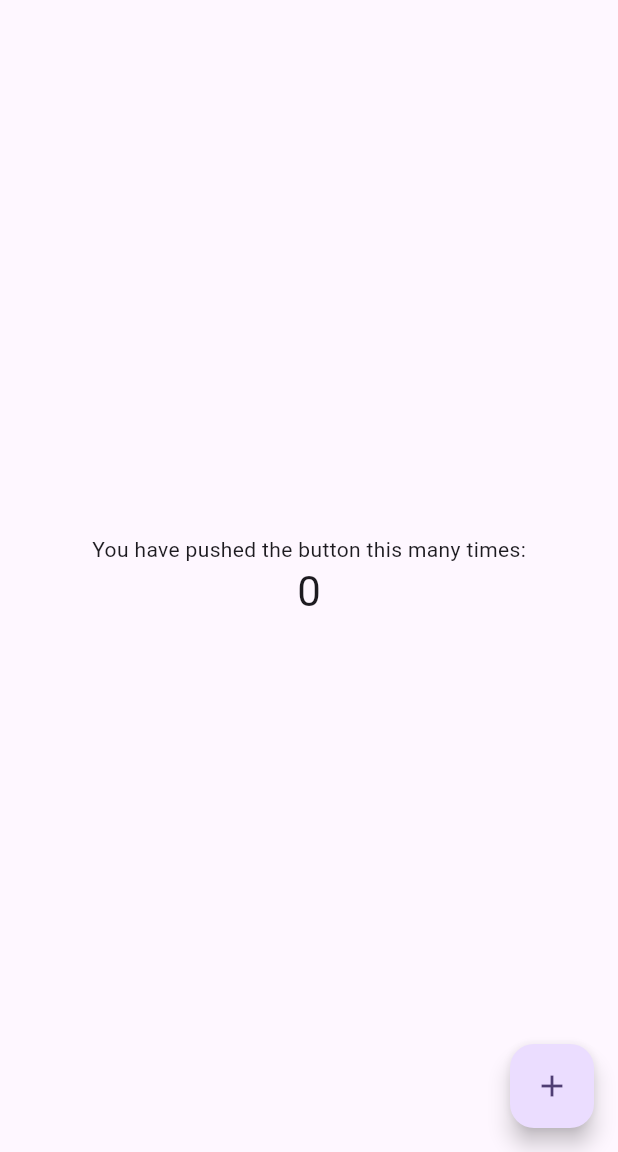
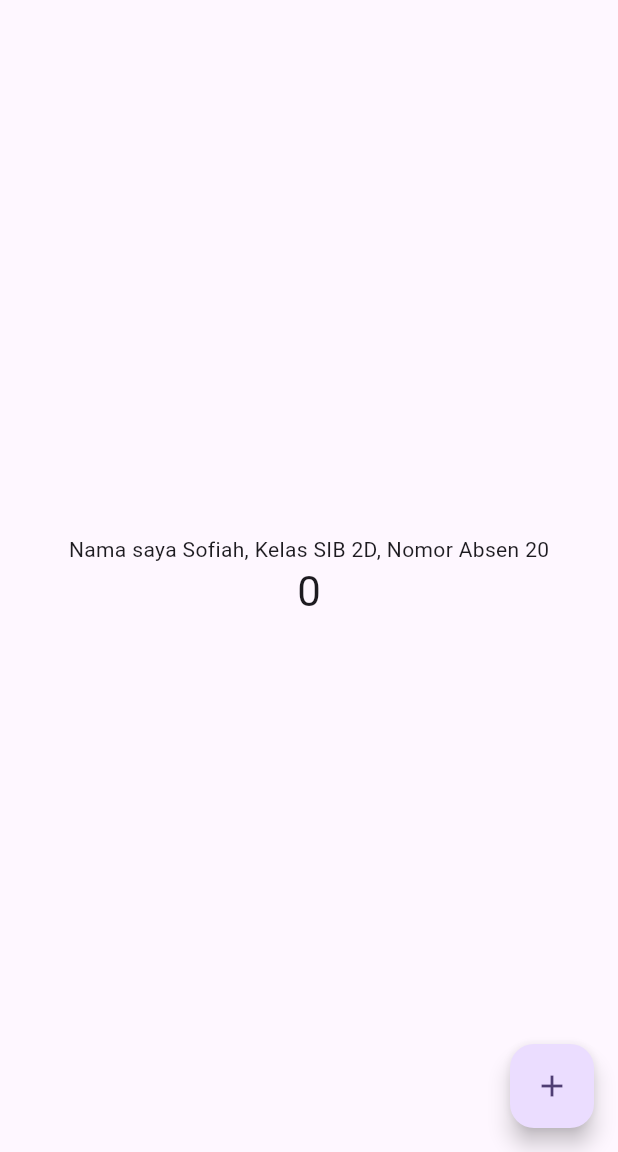
Before and after one commit to jsofiah/PM, a Flutter app: the screen it shows after launch, on a phone screen of 412 x 824 dp, the part 84-1236 px from its top. Run offline on Flutter 3.47's test engine with Material 3 defaults, Android fonts, the phone set to English and light mode, and no system bars.

Commit message:
Praktikum 3

```diff
--- a/Pertemuan 5/Praktikum1/hello_world/lib/main.dart
+++ b/Pertemuan 5/Praktikum1/hello_world/lib/main.dart
@@ -104,7 +104,7 @@ class _MyHomePageState extends State<MyHomePage> {
           // wireframe for each widget.
           mainAxisAlignment: .center,
           children: [
-            const Text('You have pushed the button this many times:'),
+            const Text('Nama saya Sofiah, Kelas SIB 2D, Nomor Absen 20'),
             Text(
               '$_counter',
               style: Theme.of(context).textTheme.headlineMedium,
```
